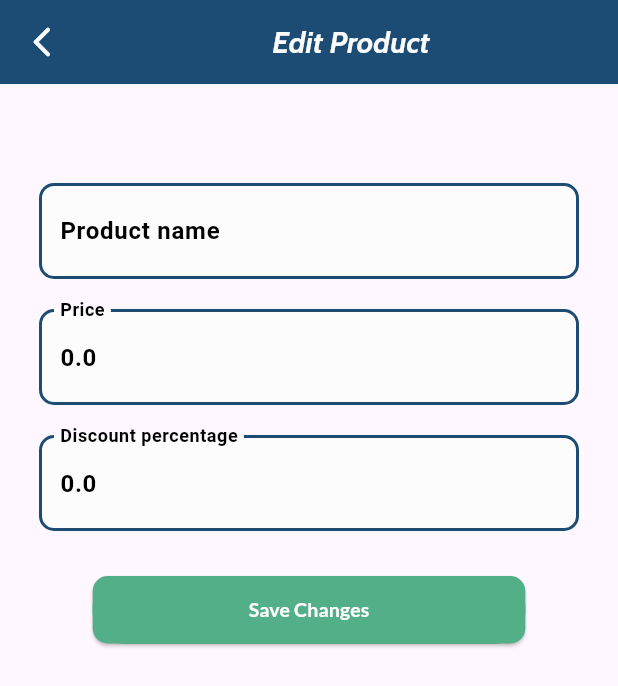
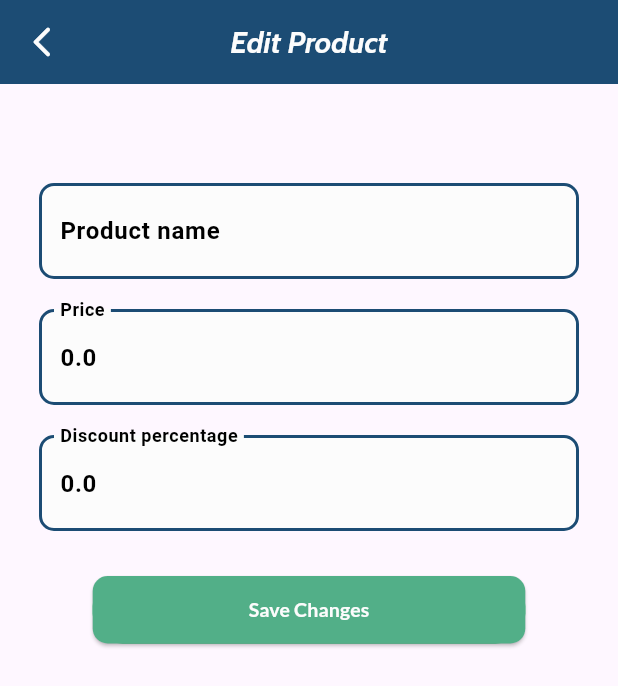
Before and after one commit to Risafekm/kingslabs, a Flutter app: the EditProductScreen screen opened directly with empty values, on a phone screen of 412 x 824 dp. Shown: the top 686 px of the screen. Run offline on Flutter 3.47's test engine with Material 3 defaults, Android fonts, the phone set to English and light mode, and no system bars; our stand-ins replace google_fonts, shared_preferences; accounts and stored records are empty; Roboto replaces fonts that are missing (Actor).

Commit message:
modified app

```diff
--- a/lib/core/colors.dart
+++ b/lib/core/colors.dart
@@ -2,15 +2,12 @@ import 'package:flutter/material.dart';
 
 class AppColors {
   static const primaryColor = Color(0xFF000000);
-  static const secondaryColor = Color(0xFFFCFCFC);
+  static const secondaryColor = Color.fromRGBO(252, 252, 252, 1);
   static const accentColor1 = Color(0xFF1C4C74);
   static const accentColor2 = Color(0xFF52AF88);
   static const actionColor1 = Color(0xFF08BF60);
   static const actionColor2 = Color(0xFFBF0808);
   static const transColor = Colors.transparent;
-  static const shadowColor = Color(0xFFBDBDBD);
   static const loadingcolor = Colors.green;
-  static const sucesscolor = Colors.green;
   static const errorcolor = Colors.red;
-  static const modulecolor = Color(0xFF56C590);
 }
--- a/lib/core/style.dart
+++ b/lib/core/style.dart
@@ -10,26 +10,12 @@ class AppStyles {
     color: AppColors.secondaryColor,
   );
 
-  static TextStyle drawerText = GoogleFonts.lato(
-      fontSize: 16,
-      fontWeight: FontWeight.w500,
-      color: AppColors.secondaryColor);
-
   static TextStyle bodyTextHead = GoogleFonts.lato(
     fontSize: 24,
     fontWeight: FontWeight.w600,
     color: AppColors.primaryColor,
   );
-  static TextStyle trailmodulehead = GoogleFonts.lato(
-    fontSize: 20,
-    fontWeight: FontWeight.w500,
-    color: AppColors.secondaryColor,
-  );
-  static TextStyle alertText = GoogleFonts.lora(
-    fontSize: 15,
-    fontWeight: FontWeight.w500,
-    color: AppColors.primaryColor,
-  );
+
   static TextStyle bodyText = GoogleFonts.actor(
     fontSize: 16,
     fontWeight: FontWeight.w600,
@@ -40,61 +26,10 @@ class AppStyles {
     fontWeight: FontWeight.w600,
     color: Colors.white,
   );
-  static TextStyle bodyTextwhite = GoogleFonts.actor(
-    fontSize: 17,
-    fontWeight: FontWeight.w600,
-    color: AppColors.primaryColor,
-  );
-  static TextStyle bodyTextTrail = GoogleFonts.actor(
-    fontSize: 16,
-    fontWeight: FontWeight.w500,
-    color: AppColors.secondaryColor,
-  );
+
   static TextStyle buttonText = GoogleFonts.lato(
     fontSize: 13,
     fontWeight: FontWeight.w600,
     color: AppColors.secondaryColor,
   );
-  static TextStyle optionText = GoogleFonts.lato(
-    fontSize: 15,
-    fontWeight: FontWeight.w400,
-    color: AppColors.primaryColor,
-  );
-
-  static TextStyle splashText1 = GoogleFonts.ubuntu(
-      fontSize: 40,
-      fontWeight: FontWeight.w500,
-      color: AppColors.secondaryColor);
-  static TextStyle splashText2 = GoogleFonts.teko(
-    fontSize: 15,
-    fontWeight: FontWeight.w500,
-    color: AppColors.secondaryColor,
-  );
-  static TextStyle loginText1 = GoogleFonts.ubuntu(
-    fontSize: 30,
-    fontWeight: FontWeight.w500,
-    color: AppColors.primaryColor,
-  );
-  static TextStyle loginText2 = GoogleFonts.teko(
-    fontSize: 14,
-    fontWeight: FontWeight.w500,
-    color: AppColors.primaryColor,
-  );
-  static TextStyle dashboardText = GoogleFonts.lato(
-    fontSize: 17,
-    fontWeight: FontWeight.w400,
-    color: AppColors.secondaryColor,
-  );
-
-  static TextStyle numStyle = GoogleFonts.lato(
-    fontSize: 30,
-    fontWeight: FontWeight.w600,
-    color: const Color.fromARGB(255, 11, 53, 87),
-  );
-
-  static TextStyle webnumstyle = GoogleFonts.lato(
-    fontSize: 45,
-    fontWeight: FontWeight.w400,
-    color: AppColors.primaryColor,
-  );
 }
--- a/lib/main.dart
+++ b/lib/main.dart
@@ -22,7 +22,6 @@ class MyApp extends StatelessWidget {
     return MaterialApp(
       debugShowCheckedModeBanner: false,
       home: SplashScreen(),
-      // home: LoginScreen(),
     );
   }
 }
--- a/lib/navigate_page.dart
+++ /dev/null
@@ -1,10 +0,0 @@
-import 'package:flutter/material.dart';
-
-class NavigatePage extends StatelessWidget {
-  const NavigatePage({super.key});
-
-  @override
-  Widget build(BuildContext context) {
-    return const Placeholder();
-  }
-}
--- a/lib/provider/userprovider_signin.dart
+++ b/lib/provider/userprovider_signin.dart
@@ -2,7 +2,6 @@ import 'dart:convert';
 import 'package:flutter/material.dart';
 import 'package:http/http.dart' as http;
 import 'package:kingslabs/models/user_model.dart';
-import 'package:kingslabs/screens/login/login_screen.dart';
 import 'package:shared_preferences/shared_preferences.dart';
 
 class UserproviderSignin extends ChangeNotifier {
@@ -25,7 +24,6 @@ class UserproviderSignin extends ChangeNotifier {
     _isLoading = true;
     notifyListeners();
 
-    // Correct endpoint for login
     final apiUrl = Uri.parse('https://dummyjson.com/auth/login');
     final userData = UserModel(
       username: email,
@@ -44,22 +42,18 @@ class UserproviderSignin extends ChangeNotifier {
 
       if (response.statusCode == 200) {
         final data = jsonDecode(response.body);
-        // Check if token exists in the response (indicating success)
         if (data['token'] != null) {
           _isAuthenticated = true;
           snackbar(context, text: 'Logged In');
 
-          // Save login state in SharedPreferences
           SharedPreferences prefs = await SharedPreferences.getInstance();
           prefs.setBool('isLoggedIn', true);
         } else {
-          // If no token, treat as authentication failure
           _isAuthenticated = false;
           final error = data['message'] ?? 'Authentication failed';
           snackbar(context, text: error);
         }
       } else {
-        // For non-200 status codes, decode the error message if available
         final data = jsonDecode(response.body);
         final error = data['message'] ?? 'Failed to login';
         snackbar(context, text: error);
--- a/lib/screens/dashboard/homescreen.dart
+++ b/lib/screens/dashboard/homescreen.dart
@@ -11,7 +11,7 @@ import '../../provider/productprovider.dart';
 import '../../core/colors.dart';
 import '../../core/style.dart';
 import '../description_page/product_detail_screen.dart';
-import '../login/login_screen.dart'; // Import your login screen
+import '../login/login_screen.dart';
 
 class HomeScreen extends StatefulWidget {
   const HomeScreen({super.key});
--- a/lib/screens/dashboard/widgets/edit_button.dart.dart
+++ b/lib/screens/dashboard/widgets/edit_button.dart.dart
@@ -20,11 +20,11 @@ class EditProductScreen extends StatelessWidget {
 
     return Scaffold(
       appBar: AppBar(
-        title: Center(
-            child: Text(
+        centerTitle: true,
+        title: Text(
           "Edit Product",
           style: AppStyles.appBarTitle,
-        )),
+        ),
         backgroundColor: AppColors.accentColor1,
         leading: IconButton(
             onPressed: () {
--- a/lib/screens/splash_screen/splash_screen.dart
+++ b/lib/screens/splash_screen/splash_screen.dart
@@ -30,7 +30,7 @@ class SplashScreen extends StatelessWidget {
     );
   }
 
-  // Checkng user is already logged in
+  // Checkng user is already logged in or not
   Future<void> _checkLoginStatus(BuildContext context) async {
     SharedPreferences prefs = await SharedPreferences.getInstance();
     bool isLoggedIn = prefs.getBool('isLoggedIn') ?? false;
```
